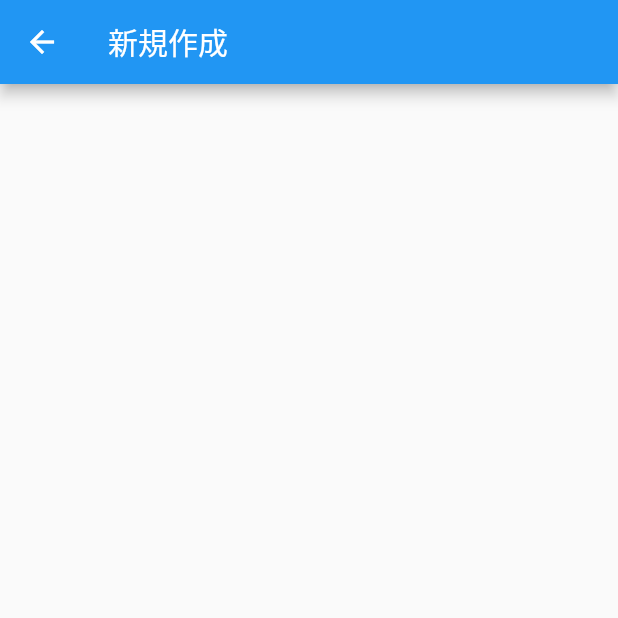
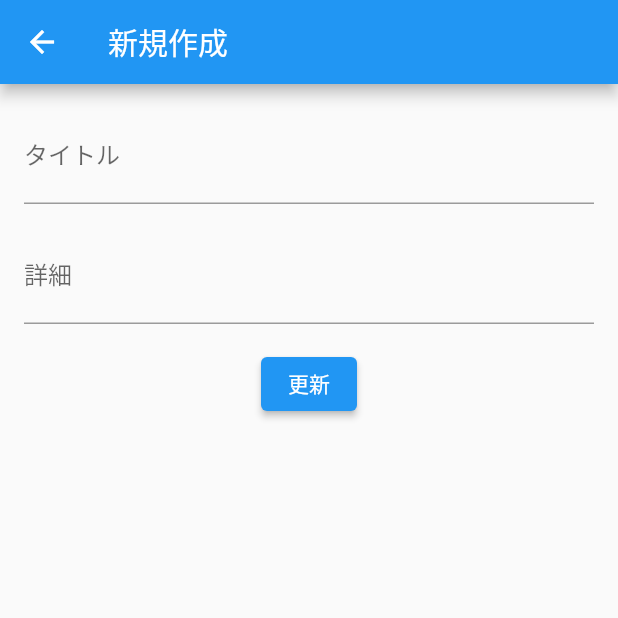
Before and after one commit to tokku5552/flutter_ddd_riverpod, a Flutter app: the TodoDetailPage screen opened directly, on a phone screen of 412 x 824 dp, the top half of it. Run offline on Flutter 3.47's test engine with Material 2 defaults, Android fonts, the phone set to English and light mode, and no system bars; our stand-ins replace cloud_firestore, firebase_core, freezed_annotation, hooks_riverpod, state_notifier; accounts and stored records are empty.

Commit message:
詳細ページの作成

```diff
--- a/lib/presentation/todo_detail_page.dart
+++ b/lib/presentation/todo_detail_page.dart
@@ -1,21 +1,56 @@
 import 'package:flutter/material.dart';
-import 'package:flutter_ddd_riverpod/domain/todo_item.dart';
+import 'package:flutter_ddd_riverpod/presentation/todo_detail_notifier.dart';
 import 'package:hooks_riverpod/hooks_riverpod.dart';
 
 class TodoDetailPage extends HookConsumerWidget {
-  const TodoDetailPage({Key? key, TodoItem? todoItem})
-      : _todoItem = todoItem,
-        super(key: key);
-
-  final TodoItem? _todoItem;
+  const TodoDetailPage({Key? key}) : super(key: key);
 
   @override
   Widget build(BuildContext context, WidgetRef ref) {
+    final state = ref.watch(todoItemProvider);
+    final notifier = ref.read(todoItemProvider.notifier);
+    final titleEditingController = TextEditingController();
+    final detailEditingController = TextEditingController();
+    titleEditingController.text = state != null ? state.title.value : "";
+    detailEditingController.text = state != null ? state.detail.value : "";
     return Scaffold(
       appBar: AppBar(
-        title: Text(_todoItem != null ? '編集画面' : '新規作成'),
+        title: Text(state != null ? '編集画面' : '新規作成'),
       ),
-      body: Container(),
+      body: Padding(
+        padding: const EdgeInsets.all(16.0),
+        child: Column(
+          children: [
+            TextField(
+              decoration: const InputDecoration(
+                labelText: 'タイトル',
+                hintText: 'やること',
+              ),
+              onChanged: (title) {
+                notifier.changeTitle(title);
+              },
+              controller: titleEditingController,
+            ),
+            const SizedBox(
+              height: 16,
+            ),
+            TextField(
+              decoration: const InputDecoration(
+                labelText: '詳細',
+                hintText: 'やることの詳細',
+              ),
+              onChanged: (detail) {
+                notifier.changeDetail(detail);
+              },
+              controller: detailEditingController,
+            ),
+            const SizedBox(
+              height: 16,
+            ),
+            ElevatedButton(onPressed: () {}, child: Text('更新'))
+          ],
+        ),
+      ),
     );
   }
 }
--- a/lib/presentation/todo_list_page.dart
+++ b/lib/presentation/todo_list_page.dart
@@ -33,7 +33,7 @@ class TodoListPage extends HookConsumerWidget {
                   ),
                 ),
                 onTap: () {
-                  notifier.onTapItem(context, item);
+                  notifier.onTapItem(context, ref, item);
                 },
               ),
             )
```
Also changed, not shown: lib/presentation/todo_detail_notifier.dart (added, +60 -0 lines), lib/presentation/todo_list_notifier.dart (+14 -4 lines).
